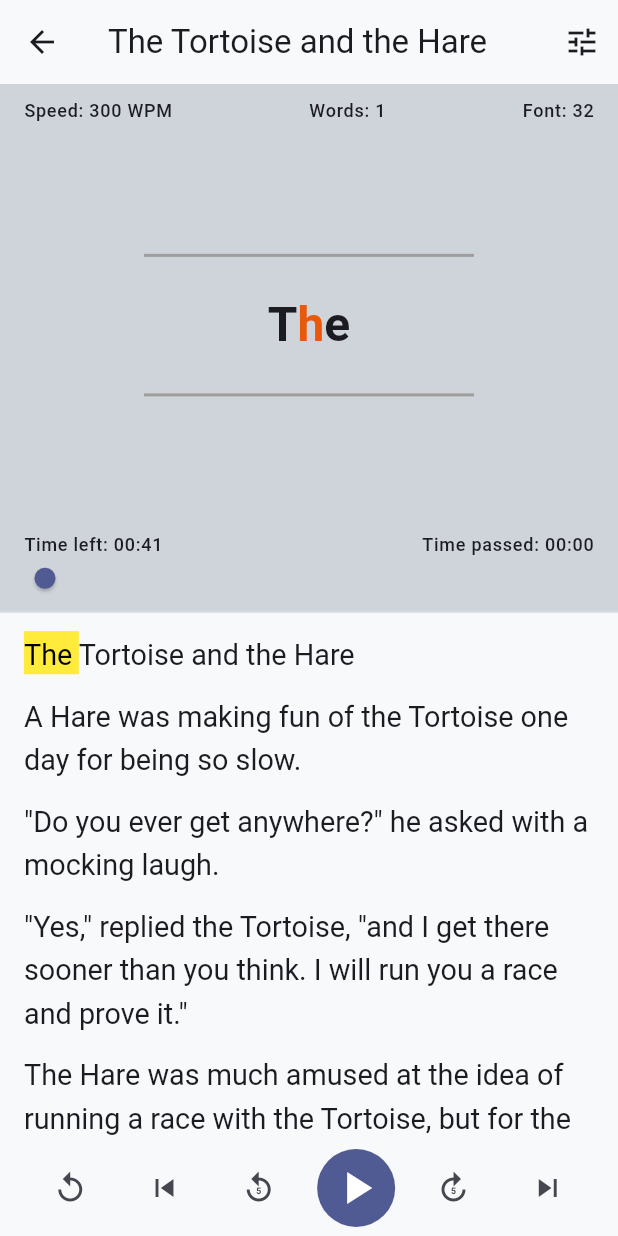
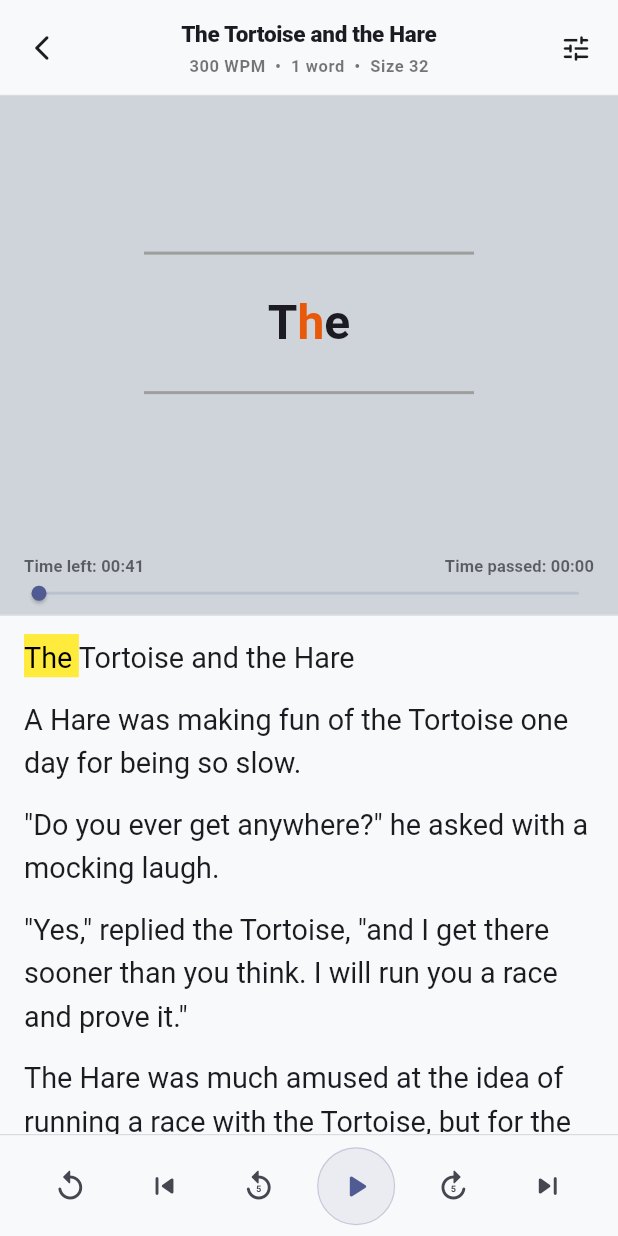
Before and after one commit to kot-begemot/speed-reading-app, a Flutter app: the screen it shows after launch, after a tap on an icon or button, on a phone screen of 412 x 824 dp. Run offline on Flutter 3.47's test engine with Material 3 defaults, Android fonts, the phone set to English and light mode, and no system bars; drawn by our look-alikes of scrollable_positioned_list; our stand-ins replace file_picker, flutter_colorpicker, flutter_riverpod, hive_ce, hive_ce_flutter, html_unescape and 1 more; missing offline and left inert: docx_to_text, epubx, syncfusion_flutter_pdf; accounts and stored records are empty.

Commit message:
feat(reader): implement immersive auto-fading toolbars and redesign playback controls

```diff
--- a/lib/screens/reader_screen.dart
+++ b/lib/screens/reader_screen.dart
@@ -1,3 +1,4 @@
+import 'dart:async';
 import 'package:flutter/material.dart';
 import 'package:flutter_riverpod/flutter_riverpod.dart';
 
@@ -22,22 +23,10 @@ class ReaderScreen extends ConsumerWidget {
   @override
   Widget build(BuildContext context, WidgetRef ref) {
     final sessionAsync = ref.watch(readerSessionProvider(book.id));
-    return Scaffold(
-      appBar: AppBar(
-        title: Text(book.title, maxLines: 1, overflow: TextOverflow.ellipsis),
-        actions: [
-          IconButton(
-            icon: const Icon(Icons.tune),
-            tooltip: 'Quick settings',
-            onPressed: () => showQuickReaderSettings(context),
-          ),
-        ],
-      ),
-      body: sessionAsync.when(
-        loading: () => const Center(child: CircularProgressIndicator()),
-        error: (e, _) => _ReaderError(bookId: book.id),
+    return sessionAsync.when(
+      loading: () => const Scaffold(body: Center(child: CircularProgressIndicator())),
+      error: (e, _) => Scaffold(body: _ReaderError(bookId: book.id)),
       data: (session) => _ReaderBody(session: session),
-      ),
     );
   }
 }
@@ -96,18 +85,23 @@ class _ReaderBody extends ConsumerStatefulWidget {
 
 class _ReaderBodyState extends ConsumerState<_ReaderBody> {
   late final AppLifecycleListener _lifecycle;
+  bool _toolbarsVisible = true;
+  Timer? _idleTimer;
 
   @override
   void initState() {
     super.initState();
-    // Save position (and stop playback) when the app is backgrounded — the OS
-    // may kill us before the provider's onDispose runs (spec §7).
+    // Save position (and stop playback) when the app is backgrounded
     _lifecycle = AppLifecycleListener(onPause: _saveOnBackground);
+    widget.session.engine.state.addListener(_onReaderStateChanged);
+    _resetIdleTimer();
   }
 
   @override
   void dispose() {
     _lifecycle.dispose();
+    widget.session.engine.state.removeListener(_onReaderStateChanged);
+    _idleTimer?.cancel();
     super.dispose();
   }
 
@@ -116,25 +110,57 @@ class _ReaderBodyState extends ConsumerState<_ReaderBody> {
     _savePosition();
   }
 
-  /// Persists the current position so the library + resume reflect it. Safe to
-  /// call from app-pause and from leaving the screen (ref is valid here, unlike
-  /// the provider's onDispose).
+  /// Persists the current position so the library + resume reflect it.
   void _savePosition() {
     final engine = widget.session.engine;
-    ref
-        .read(booksProvider.notifier)
-        .updateProgress(
+    ref.read(booksProvider.notifier).updateProgress(
           widget.session.book.id,
           engine.currentWordIndex,
           lastOpenedAt: DateTime.now(),
         );
   }
 
+  void _onReaderStateChanged() {
+    _resetIdleTimer();
+    if (!widget.session.engine.isPlaying) {
+      if (!_toolbarsVisible) {
+        setState(() {
+          _toolbarsVisible = true;
+        });
+      }
+    }
+  }
+
+  void _handleUserInteraction() {
+    _resetIdleTimer();
+    if (!_toolbarsVisible) {
+      setState(() {
+        _toolbarsVisible = true;
+      });
+    }
+  }
+
+  void _resetIdleTimer() {
+    _idleTimer?.cancel();
+    final engine = widget.session.engine;
+    if (engine.isPlaying) {
+      _idleTimer = Timer(const Duration(seconds: 5), () {
+        if (mounted && engine.isPlaying) {
+          setState(() {
+            _toolbarsVisible = false;
+          });
+        }
+      });
+    }
+  }
+
   @override
   Widget build(BuildContext context) {
     final session = widget.session;
     final settings = ref.watch(settingsProvider);
-    final scheme = Theme.of(context).colorScheme;
+    final theme = Theme.of(context);
+    final scheme = theme.colorScheme;
+    final isDark = theme.brightness == Brightness.dark;
     final colors = ReaderColors.resolve(settings, scheme);
     final fontFamily = readerFontFamily(settings.fontType);
     final engine = session.engine;
@@ -147,15 +173,13 @@ class _ReaderBodyState extends ConsumerState<_ReaderBody> {
       color: colors.focusBackground,
       child: Column(
         children: [
-          _TopInfoRow(
-            wpm: settings.wordsPerMinute,
-            wordsPerEntry: settings.wordsPerEntry,
-            fontSize: settings.fontSize,
-          ),
           Expanded(
             child: GestureDetector(
               behavior: HitTestBehavior.opaque,
-              onTap: engine.toggle,
+              onTap: () {
+                _handleUserInteraction();
+                engine.toggle();
+              },
               child: ValueListenableBuilder<ReaderState>(
                 valueListenable: engine.state,
                 builder: (context, _, _) => FocusWordView(
@@ -175,7 +199,10 @@ class _ReaderBodyState extends ConsumerState<_ReaderBody> {
               wordsPerMinute: state.wordsPerMinute,
               elapsed: state.elapsedTime,
               colors: colors,
-              onSeek: engine.seekToFraction,
+              onSeek: (v) {
+                _handleUserInteraction();
+                engine.seekToFraction(v);
+              },
             ),
           ),
         ],
@@ -183,12 +210,17 @@ class _ReaderBodyState extends ConsumerState<_ReaderBody> {
     );
 
     // --- Helper section (toggleable, spec §5F) ---
-    final helperPanel = HelperTextView(
+    final helperPanel = Listener(
+      behavior: HitTestBehavior.translucent,
+      onPointerDown: (_) => _handleUserInteraction(),
+      onPointerMove: (_) => _handleUserInteraction(),
+      child: HelperTextView(
         engine: engine,
         text: session.text,
         colors: colors,
         fontSize: settings.fontSize,
         fontFamily: fontFamily,
+      ),
     );
 
     // Split by height in portrait, by width in landscape.
@@ -213,46 +245,137 @@ class _ReaderBodyState extends ConsumerState<_ReaderBody> {
       );
     }
 
+    // Custom Top Bar with safe area padding
+    final topPadding = MediaQuery.of(context).padding.top;
+    final topBarHeight = 64.0 + topPadding;
+    final topBar = AnimatedContainer(
+      duration: const Duration(milliseconds: 300),
+      curve: Curves.fastOutSlowIn,
+      height: _toolbarsVisible ? topBarHeight : 0,
+      decoration: BoxDecoration(
+        color: colors.background,
+        border: Border(
+          bottom: BorderSide(
+            color: _toolbarsVisible
+                ? (isDark ? const Color(0xFF222222) : scheme.outlineVariant.withValues(alpha: 0.6))
+                : Colors.transparent,
+            width: 0.8,
+          ),
+        ),
+      ),
+      child: AnimatedOpacity(
+        duration: const Duration(milliseconds: 200),
+        opacity: _toolbarsVisible ? 1.0 : 0.0,
+        child: SingleChildScrollView(
+          physics: const NeverScrollableScrollPhysics(),
+          child: Container(
+            height: topBarHeight,
+            padding: EdgeInsets.fromLTRB(4, topPadding, 4, 0),
+            child: Row(
+              children: [
+                IconButton(
+                  icon: const Icon(Icons.arrow_back_ios_new_rounded, size: 20),
+                  onPressed: () {
+                    _savePosition();
+                    Navigator.of(context).pop();
+                  },
+                  color: colors.currentWord,
+                ),
+                Expanded(
+                  child: Column(
+                    mainAxisAlignment: MainAxisAlignment.center,
+                    crossAxisAlignment: CrossAxisAlignment.center,
+                    children: [
+                      Text(
+                        widget.session.book.title,
+                        maxLines: 1,
+                        overflow: TextOverflow.ellipsis,
+                        style: theme.textTheme.titleMedium?.copyWith(
+                          fontWeight: FontWeight.w800,
+                          color: colors.currentWord,
+                          fontSize: 15,
+                          letterSpacing: -0.2,
+                        ),
+                      ),
+                      const SizedBox(height: 2),
+                      Text(
+                        '${settings.wordsPerMinute} WPM  •  ${settings.wordsPerEntry} word${settings.wordsPerEntry > 1 ? 's' : ''}  •  Size ${settings.fontSize.round()}',
+                        style: theme.textTheme.bodySmall?.copyWith(
+                          color: colors.currentWord.withValues(alpha: 0.6),
+                          fontSize: 11,
+                          fontWeight: FontWeight.w600,
+                        ),
+                      ),
+                    ],
+                  ),
+                ),
+                IconButton(
+                  icon: const Icon(Icons.tune_rounded, size: 22),
+                  onPressed: () {
+                    _handleUserInteraction();
+                    showQuickReaderSettings(context);
+                  },
+                  color: colors.currentWord,
+                ),
+              ],
+            ),
+          ),
+        ),
+      ),
+    );
+
+    // Custom Bottom Bar with safe area padding
+    final bottomPadding = MediaQuery.of(context).padding.bottom;
+    final bottomBarHeight = 68.0 + bottomPadding;
+    final bottomBar = AnimatedContainer(
+      duration: const Duration(milliseconds: 300),
+      curve: Curves.fastOutSlowIn,
+      height: _toolbarsVisible ? bottomBarHeight : 0,
+      decoration: BoxDecoration(
+        color: colors.background,
+        border: Border(
+          top: BorderSide(
+            color: _toolbarsVisible
+                ? (isDark ? const Color(0xFF222222) : scheme.outlineVariant.withValues(alpha: 0.6))
+                : Colors.transparent,
+            width: 0.8,
+          ),
+        ),
+      ),
+      child: AnimatedOpacity(
+        duration: const Duration(milliseconds: 200),
+        opacity: _toolbarsVisible ? 1.0 : 0.0,
+        child: SingleChildScrollView(
+          physics: const NeverScrollableScrollPhysics(),
+          child: Container(
+            height: bottomBarHeight,
+            padding: EdgeInsets.only(bottom: bottomPadding),
+            alignment: Alignment.center,
+            child: ReaderControls(engine: engine),
+          ),
+        ),
+      ),
+    );
+
     return PopScope(
       onPopInvokedWithResult: (didPop, _) {
         if (didPop) _savePosition();
       },
-      child: Container(
-        color: colors.background,
+      child: Scaffold(
+        backgroundColor: colors.background,
+        body: Listener(
+          behavior: HitTestBehavior.translucent,
+          onPointerDown: (_) => _handleUserInteraction(),
+          onPointerMove: (_) => _handleUserInteraction(),
           child: Column(
             children: [
+              topBar,
               Expanded(child: splitArea),
-            ReaderControls(engine: engine),
+              bottomBar,
             ],
+          ),
         ),
       ),
     );
   }
 }
-
-class _TopInfoRow extends StatelessWidget {
-  final int wpm;
-  final int wordsPerEntry;
-  final double fontSize;
-  const _TopInfoRow({
-    required this.wpm,
-    required this.wordsPerEntry,
-    required this.fontSize,
-  });
-
-  @override
-  Widget build(BuildContext context) {
-    final style = Theme.of(context).textTheme.labelMedium;
-    return Padding(
-      padding: const EdgeInsets.fromLTRB(16, 10, 16, 0),
-      child: Row(
-        mainAxisAlignment: MainAxisAlignment.spaceBetween,
-        children: [
-          Text('Speed: $wpm WPM', style: style),
-          Text('Words: $wordsPerEntry', style: style),
-          Text('Font: ${fontSize.round()}', style: style),
-        ],
-      ),
-    );
-  }
-}
--- a/lib/widgets/reader_controls.dart
+++ b/lib/widgets/reader_controls.dart
@@ -11,57 +11,69 @@ class ReaderControls extends StatelessWidget {
   @override
   Widget build(BuildContext context) {
     final theme = Theme.of(context);
-    return SafeArea(
-      top: false,
-      child: Padding(
-        padding: const EdgeInsets.symmetric(horizontal: 8, vertical: 6),
+    final scheme = theme.colorScheme;
+
+    return Padding(
+      padding: const EdgeInsets.symmetric(horizontal: 8, vertical: 8),
       child: Row(
         mainAxisAlignment: MainAxisAlignment.spaceEvenly,
         children: [
           IconButton(
             tooltip: 'Restart',
-              icon: const Icon(Icons.replay),
+            icon: Icon(Icons.replay_rounded, color: scheme.onSurfaceVariant),
             onPressed: engine.restart,
           ),
           IconButton(
             tooltip: 'Previous sentence',
-              icon: const Icon(Icons.skip_previous),
+            icon: Icon(Icons.skip_previous_rounded, color: scheme.onSurfaceVariant),
             onPressed: engine.prevSentence,
           ),
           IconButton(
             tooltip: 'Back 5s',
-              icon: const Icon(Icons.replay_5),
+            icon: Icon(Icons.replay_5_rounded, color: scheme.onSurfaceVariant),
             onPressed: engine.back5s,
           ),
           ValueListenableBuilder(
             valueListenable: engine.state,
             builder: (context, state, _) {
-                return IconButton.filled(
-                  iconSize: 36,
+              final isDark = theme.brightness == Brightness.dark;
+              return Container(
+                width: 52,
+                height: 52,
+                decoration: BoxDecoration(
+                  shape: BoxShape.circle,
+                  color: isDark
+                      ? scheme.primary.withValues(alpha: 0.15)
+                      : scheme.primary.withValues(alpha: 0.08),
+                  border: Border.all(
+                    color: scheme.primary.withValues(alpha: isDark ? 0.35 : 0.25),
+                    width: 0.8,
+                  ),
+                ),
+                child: IconButton(
+                  iconSize: 26,
                   tooltip: state.isPlaying ? 'Pause' : 'Play',
                   icon: Icon(
-                      state.isPlaying ? Icons.pause : Icons.play_arrow),
+                    state.isPlaying ? Icons.pause_rounded : Icons.play_arrow_rounded,
+                    color: scheme.primary,
+                  ),
                   onPressed: engine.toggle,
-                  style: IconButton.styleFrom(
-                    backgroundColor: theme.colorScheme.primary,
-                    foregroundColor: theme.colorScheme.onPrimary,
                 ),
               );
             },
           ),
           IconButton(
             tooltip: 'Forward 5s',
-              icon: const Icon(Icons.forward_5),
+            icon: Icon(Icons.forward_5_rounded, color: scheme.onSurfaceVariant),
             onPressed: engine.forward5s,
           ),
           IconButton(
             tooltip: 'Next sentence',
-              icon: const Icon(Icons.skip_next),
+            icon: Icon(Icons.skip_next_rounded, color: scheme.onSurfaceVariant),
             onPressed: engine.nextSentence,
           ),
         ],
       ),
-      ),
     );
   }
 }
--- a/lib/widgets/reader_progress_bar.dart
+++ b/lib/widgets/reader_progress_bar.dart
@@ -31,25 +31,41 @@ class ReaderProgressBar extends StatelessWidget {
         currentWordIndex, totalWords, wordsPerMinute);
 
     return Padding(
-      padding: const EdgeInsets.fromLTRB(16, 4, 16, 8),
+      padding: const EdgeInsets.fromLTRB(16, 4, 16, 4),
       child: Column(
         children: [
           Row(
             mainAxisAlignment: MainAxisAlignment.spaceBetween,
             children: [
-              Text('Time left: ${_fmt(left)}',
-                  style: theme.textTheme.labelMedium),
-              Text('Time passed: ${_fmt(elapsed)}',
-                  style: theme.textTheme.labelMedium),
+              Text(
+                'Time left: ${_fmt(left)}',
+                style: theme.textTheme.bodySmall?.copyWith(
+                  color: colors.currentWord.withValues(alpha: 0.65),
+                  fontSize: 11,
+                  fontWeight: FontWeight.w600,
+                  letterSpacing: 0.1,
+                ),
+              ),
+              Text(
+                'Time passed: ${_fmt(elapsed)}',
+                style: theme.textTheme.bodySmall?.copyWith(
+                  color: colors.currentWord.withValues(alpha: 0.65),
+                  fontSize: 11,
+                  fontWeight: FontWeight.w600,
+                  letterSpacing: 0.1,
+                ),
+              ),
             ],
           ),
           SliderTheme(
             data: SliderTheme.of(context).copyWith(
-              trackHeight: 4,
+              trackHeight: 2,
               activeTrackColor: colors.progressBar,
+              inactiveTrackColor: colors.progressBar.withValues(alpha: 0.15),
               thumbColor: colors.progressBar,
-              overlayShape: const RoundSliderOverlayShape(overlayRadius: 14),
-              thumbShape: const RoundSliderThumbShape(enabledThumbRadius: 7),
+              overlayColor: colors.progressBar.withValues(alpha: 0.12),
+              overlayShape: const RoundSliderOverlayShape(overlayRadius: 10),
+              thumbShape: const RoundSliderThumbShape(enabledThumbRadius: 5),
             ),
             child: Slider(
               value: progress.clamp(0.0, 1.0),
```
Lines whose indentation alone changed are shown as unchanged.
